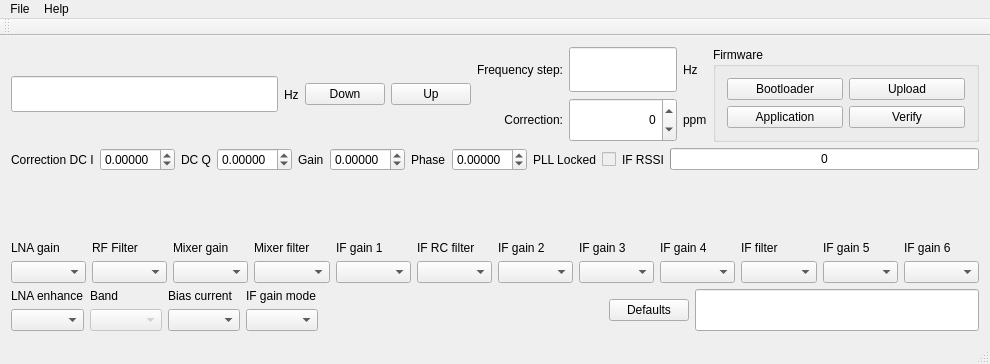
Old version of the form mainwindow.ui in the repository csete/qthid.
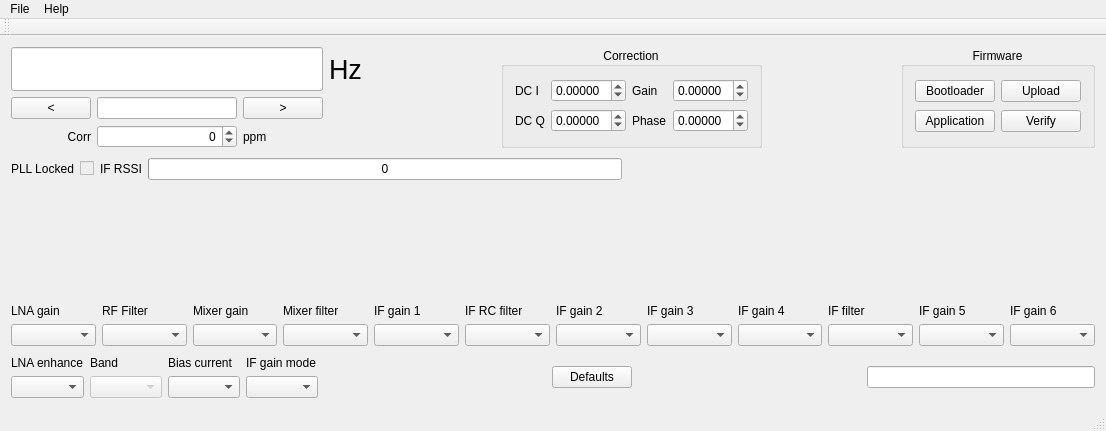
New version of the form. Icons and pictures are not drawn.

What changed in the file:
```diff
--- a/mainwindow.ui
+++ b/mainwindow.ui
@@ -6,8 +6,8 @@
    <rect>
     <x>0</x>
     <y>0</y>
-    <width>990</width>
-    <height>364</height>
+    <width>1106</width>
+    <height>431</height>
    </rect>
   </property>
   <property name="windowTitle">
@@ -22,83 +22,107 @@
   </property>
   <widget class="QWidget" name="centralWidget">
    <layout class="QVBoxLayout" name="verticalLayout">
+    <property name="spacing">
+     <number>10</number>
+    </property>
     <item>
      <layout class="QHBoxLayout" name="horizontalLayout_3">
-      <item>
-       <widget class="QLineEdit" name="lineEditFreq">
-        <property name="font">
-         <font>
-          <pointsize>18</pointsize>
-          <weight>75</weight>
-          <bold>true</bold>
-         </font>
-        </property>
-        <property name="alignment">
-         <set>Qt::AlignRight|Qt::AlignTrailing|Qt::AlignVCenter</set>
-        </property>
-       </widget>
-      </item>
-      <item>
-       <widget class="QLabel" name="labelFreqHz">
-        <property name="text">
-         <string>Hz</string>
-        </property>
-       </widget>
-      </item>
-      <item>
-       <widget class="QPushButton" name="pushButtonDown">
-        <property name="text">
-         <string>Down</string>
-        </property>
-       </widget>
-      </item>
-      <item>
-       <widget class="QPushButton" name="pushButtonUp">
-        <property name="text">
-         <string>Up</string>
-        </property>
-       </widget>
-      </item>
       <item>
        <layout class="QGridLayout" name="gridLayout_2">
-        <item row="0" column="0">
-         <widget class="QLabel" name="labelStep">
-          <property name="text">
-           <string>Frequency step:</string>
-          </property>
-         </widget>
-        </item>
-        <item row="0" column="1">
-         <widget class="QLineEdit" name="lineEditStep">
-          <property name="sizePolicy">
-           <sizepolicy hsizetype="Preferred" vsizetype="Preferred">
-            <horstretch>0</horstretch>
-            <verstretch>0</verstretch>
-           </sizepolicy>
+        <item row="0" column="0" colspan="3">
+         <widget class="QLineEdit" name="lineEditFreq">
+          <property name="font">
+           <font>
+            <pointsize>24</pointsize>
+            <weight>75</weight>
+            <bold>true</bold>
+           </font>
           </property>
           <property name="alignment">
            <set>Qt::AlignRight|Qt::AlignTrailing|Qt::AlignVCenter</set>
           </property>
          </widget>
         </item>
-        <item row="0" column="2">
-         <widget class="QLabel" name="labelStepHz">
+        <item row="0" column="3">
+         <widget class="QLabel" name="labelFreqHz">
+          <property name="font">
+           <font>
+            <pointsize>20</pointsize>
+           </font>
+          </property>
           <property name="text">
            <string>Hz</string>
           </property>
          </widget>
         </item>
         <item row="1" column="0">
+         <widget class="QPushButton" name="pushButtonDown">
+          <property name="toolTip">
+           <string>Frequency down</string>
+          </property>
+          <property name="statusTip">
+           <string>Move frequency down</string>
+          </property>
+          <property name="text">
+           <string>&lt;</string>
+          </property>
+         </widget>
+        </item>
+        <item row="1" column="1">
+         <widget class="QLineEdit" name="lineEditStep">
+          <property name="sizePolicy">
+           <sizepolicy hsizetype="MinimumExpanding" vsizetype="Fixed">
+            <horstretch>0</horstretch>
+            <verstretch>0</verstretch>
+           </sizepolicy>
+          </property>
+          <property name="toolTip">
+           <string>Frequency step (Hz)</string>
+          </property>
+          <property name="maxLength">
+           <number>10</number>
+          </property>
+          <property name="alignment">
+           <set>Qt::AlignRight|Qt::AlignTrailing|Qt::AlignVCenter</set>
+          </property>
+         </widget>
+        </item>
+        <item row="1" column="2">
+         <widget class="QPushButton" name="pushButtonUp">
+          <property name="sizePolicy">
+           <sizepolicy hsizetype="Preferred" vsizetype="Fixed">
+            <horstretch>0</horstretch>
+            <verstretch>0</verstretch>
+           </sizepolicy>
+          </property>
+          <property name="toolTip">
+           <string>Frequency up</string>
+          </property>
+          <property name="statusTip">
+           <string>Move frequency up </string>
+          </property>
+          <property name="text">
+           <string>&gt;</string>
+          </property>
+         </widget>
+        </item>
+        <item row="2" column="0">
          <widget class="QLabel" name="labelCorrection">
+          <property name="sizePolicy">
+           <sizepolicy hsizetype="Minimum" vsizetype="Preferred">
+            <horstretch>0</horstretch>
+            <verstretch>0</verstretch>
+           </sizepolicy>
+          </property>
           <property name="text">
-           <string>Correction:</string>
+           <string>Corr</string>
           </property>
           <property name="alignment">
            <set>Qt::AlignRight|Qt::AlignTrailing|Qt::AlignVCenter</set>
           </property>
          </widget>
         </item>
-        <item row="1" column="1">
+        <item row="2" column="1">
          <widget class="QSpinBox" name="spinBoxCorr">
           <property name="sizePolicy">
            <sizepolicy hsizetype="Preferred" vsizetype="Preferred">
@@ -123,7 +147,7 @@
           </property>
          </widget>
         </item>
-        <item row="1" column="2">
+        <item row="2" column="2">
          <widget class="QLabel" name="labelCorrection_2">
           <property name="text">
            <string>ppm</string>
@@ -133,10 +157,149 @@
        </layout>
       </item>
       <item>
-       <widget class="QGroupBox" name="groupBox">
+       <spacer name="horizontalSpacer_5">
+        <property name="orientation">
+         <enum>Qt::Horizontal</enum>
+        </property>
+        <property name="sizeHint" stdset="0">
+         <size>
+          <width>40</width>
+          <height>20</height>
+         </size>
+        </property>
+       </spacer>
+      </item>
+      <item>
+       <widget class="QGroupBox" name="groupBoxFreqCorr">
+        <property name="title">
+         <string>Correction</string>
+        </property>
+        <property name="alignment">
+         <set>Qt::AlignCenter</set>
+        </property>
+        <layout class="QGridLayout" name="gridLayout_5">
+         <item row="0" column="0">
+          <widget class="QLabel" name="labelDCI">
+           <property name="text">
+            <string>DC I</string>
+           </property>
+          </widget>
+         </item>
+         <item row="0" column="1">
+          <widget class="QDoubleSpinBox" name="doubleSpinBoxDCI">
+           <property name="decimals">
+            <number>5</number>
+           </property>
+           <property name="minimum">
+            <double>-1.000000000000000</double>
+           </property>
+           <property name="maximum">
+            <double>1.000000000000000</double>
+           </property>
+           <property name="singleStep">
+            <double>0.000030000000000</double>
+           </property>
+           <property name="value">
+            <double>0.000000000000000</double>
+           </property>
+          </widget>
+         </item>
+         <item row="0" column="2">
+          <widget class="QLabel" name="labelGain">
+           <property name="text">
+            <string>Gain</string>
+           </property>
+          </widget>
+         </item>
+         <item row="0" column="3">
+          <widget class="QDoubleSpinBox" name="doubleSpinBoxGain">
+           <property name="readOnly">
+            <bool>false</bool>
+           </property>
+           <property name="decimals">
+            <number>5</number>
+           </property>
+           <property name="minimum">
+            <double>-1.000000000000000</double>
+           </property>
+           <property name="maximum">
+            <double>1.000000000000000</double>
+           </property>
+           <property name="singleStep">
+            <double>0.000030000000000</double>
+           </property>
+          </widget>
+         </item>
+         <item row="1" column="0">
+          <widget class="QLabel" name="labelDCQ">
+           <property name="text">
+            <string>DC Q</string>
+           </property>
+          </widget>
+         </item>
+         <item row="1" column="1">
+          <widget class="QDoubleSpinBox" name="doubleSpinBoxDCQ">
+           <property name="decimals">
+            <number>5</number>
+           </property>
+           <property name="minimum">
+            <double>-1.000000000000000</double>
+           </property>
+           <property name="maximum">
+            <double>1.000000000000000</double>
+           </property>
+           <property name="singleStep">
+            <double>0.000030000000000</double>
+           </property>
+          </widget>
+         </item>
+         <item row="1" column="2">
+          <widget class="QLabel" name="labelPhase">
+           <property name="text">
+            <string>Phase</string>
+           </property>
+          </widget>
+         </item>
+         <item row="1" column="3">
+          <widget class="QDoubleSpinBox" name="doubleSpinBoxPhase">
+           <property name="decimals">
+            <number>5</number>
+           </property>
+           <property name="minimum">
+            <double>-1.000000000000000</double>
+           </property>
+           <property name="maximum">
+            <double>1.000000000000000</double>
+           </property>
+           <property name="singleStep">
+            <double>0.000030000000000</double>
+           </property>
+          </widget>
+         </item>
+        </layout>
+       </widget>
+      </item>
+      <item>
+       <spacer name="horizontalSpacer_4">
+        <property name="orientation">
+         <enum>Qt::Horizontal</enum>
+        </property>
+        <property name="sizeHint" stdset="0">
+         <size>
+          <width>40</width>
+          <height>20</height>
+         </size>
+        </property>
+       </spacer>
+      </item>
+      <item>
+       <widget class="QGroupBox" name="groupBoxFw">
         <property name="title">
          <string>Firmware</string>
         </property>
+        <property name="alignment">
+         <set>Qt::AlignCenter</set>
+        </property>
         <layout class="QGridLayout" name="gridLayout">
          <item row="1" column="1">
           <widget class="QPushButton" name="pushButtonVerifyFirmware">
@@ -230,104 +393,6 @@
     </item>
     <item>
      <layout class="QHBoxLayout" name="horizontalLayout">
-      <item>
-       <widget class="QLabel" name="labelDCI">
-        <property name="text">
-         <string>Correction DC I</string>
-        </property>
-       </widget>
-      </item>
-      <item>
-       <widget class="QDoubleSpinBox" name="doubleSpinBoxDCI">
-        <property name="decimals">
-         <number>5</number>
-        </property>
-        <property name="minimum">
-         <double>-1.000000000000000</double>
-        </property>
-        <property name="maximum">
-         <double>1.000000000000000</double>
-        </property>
-        <property name="singleStep">
-         <double>0.000030000000000</double>
-        </property>
-        <property name="value">
-         <double>0.000000000000000</double>
-        </property>
-       </widget>
-      </item>
-      <item>
-       <widget class="QLabel" name="labelDCQ">
-        <property name="text">
-         <string>DC Q</string>
-        </property>
-       </widget>
-      </item>
-      <item>
-       <widget class="QDoubleSpinBox" name="doubleSpinBoxDCQ">
-        <property name="decimals">
-         <number>5</number>
-        </property>
-        <property name="minimum">
-         <double>-1.000000000000000</double>
-        </property>
-        <property name="maximum">
-         <double>1.000000000000000</double>
-        </property>
-        <property name="singleStep">
-         <double>0.000030000000000</double>
-        </property>
-       </widget>
-      </item>
-      <item>
-       <widget class="QLabel" name="labelGain">
-        <property name="text">
-         <string>Gain</string>
-        </property>
-       </widget>
-      </item>
-      <item>
-       <widget class="QDoubleSpinBox" name="doubleSpinBoxGain">
-        <property name="readOnly">
-         <bool>false</bool>
-        </property>
-        <property name="decimals">
-         <number>5</number>
-        </property>
-        <property name="minimum">
-         <double>-1.000000000000000</double>
-        </property>
-        <property name="maximum">
-         <double>1.000000000000000</double>
-        </property>
-        <property name="singleStep">
-         <double>0.000030000000000</double>
-        </property>
-       </widget>
-      </item>
-      <item>
-       <widget class="QLabel" name="labelPhase">
-        <property name="text">
-         <string>Phase</string>
-        </property>
-       </widget>
-      </item>
-      <item>
-       <widget class="QDoubleSpinBox" name="doubleSpinBoxPhase">
-        <property name="decimals">
-         <number>5</number>
-        </property>
-        <property name="minimum">
-         <double>-1.000000000000000</double>
-        </property>
-        <property name="maximum">
-         <double>1.000000000000000</double>
-        </property>
-        <property name="singleStep">
-         <double>0.000030000000000</double>
-        </property>
-       </widget>
-      </item>
       <item>
        <widget class="QLabel" name="labelPLLlock">
         <property name="text">
@@ -377,6 +442,19 @@
         </property>
        </widget>
       </item>
+      <item>
+       <spacer name="horizontalSpacer_3">
+        <property name="orientation">
+         <enum>Qt::Horizontal</enum>
+        </property>
+        <property name="sizeHint" stdset="0">
+         <size>
+          <width>40</width>
+          <height>20</height>
+         </size>
+        </property>
+       </spacer>
+      </item>
      </layout>
     </item>
     <item>
@@ -589,10 +667,23 @@
         </property>
        </widget>
       </item>
+      <item>
+       <spacer name="horizontalSpacer_2">
+        <property name="orientation">
+         <enum>Qt::Horizontal</enum>
+        </property>
+        <property name="sizeHint" stdset="0">
+         <size>
+          <width>40</width>
+          <height>20</height>
+         </size>
+        </property>
+       </spacer>
+      </item>
       <item>
        <widget class="QLineEdit" name="fcdStatusLine">
         <property name="sizePolicy">
-         <sizepolicy hsizetype="Expanding" vsizetype="Preferred">
+         <sizepolicy hsizetype="MinimumExpanding" vsizetype="Fixed">
           <horstretch>0</horstretch>
           <verstretch>0</verstretch>
          </sizepolicy>
@@ -614,8 +705,8 @@
     <rect>
      <x>0</x>
      <y>0</y>
-     <width>990</width>
-     <height>21</height>
+     <width>1106</width>
+     <height>25</height>
     </rect>
    </property>
    <widget class="QMenu" name="menuFile">
```
Left out of the diff: 34 changed lines with no effect on the pictures.
